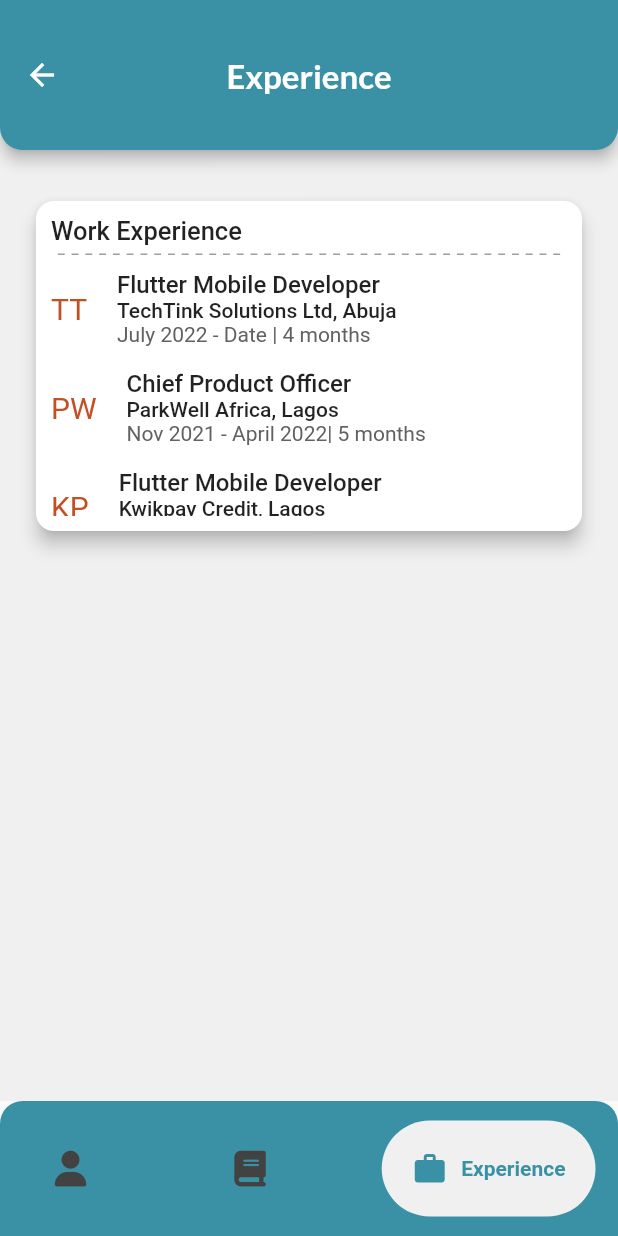
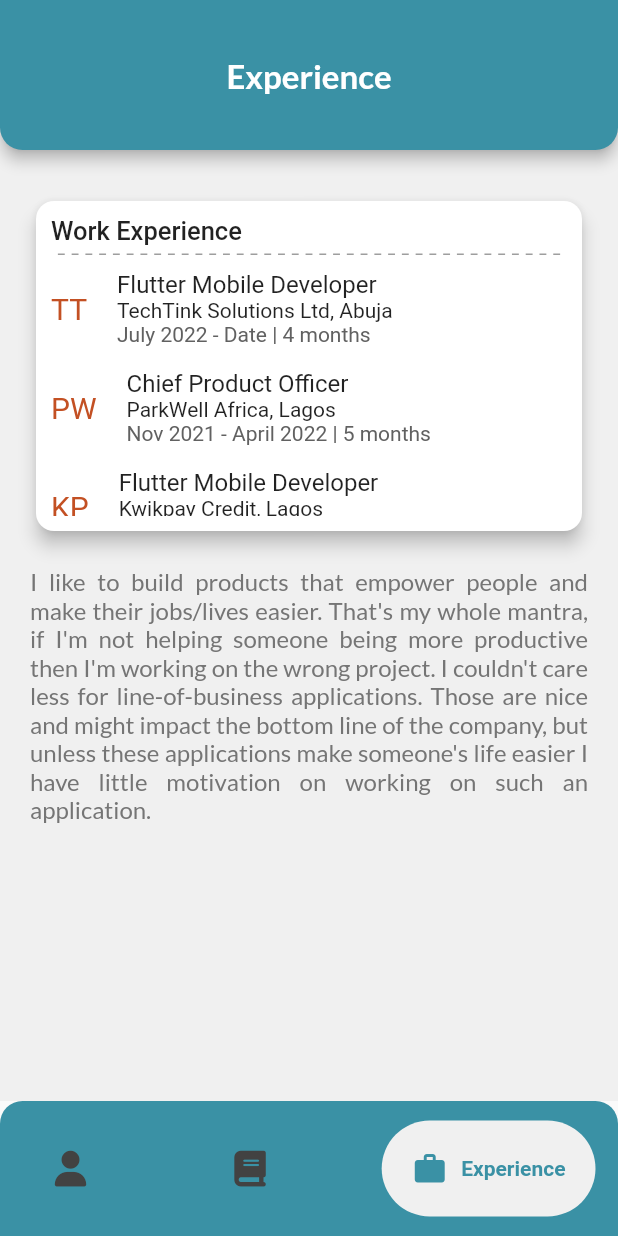
Before and after one commit to OstrichFarmer/mobile_cv, a Flutter app: the screen it shows after launch, item 3 of the bottom bar chosen, on a phone screen of 412 x 824 dp. Run offline on Flutter 3.47's test engine with Material 2 defaults, Android fonts, the light colour scheme and no system bars; drawn by our look-alikes of google_nav_bar; our stand-ins replace font_awesome_flutter, google_fonts; Roboto replaces fonts that are missing (Aclonica).

Commit message:
finished the experience screen

```diff
--- a/lib/google_navigation.dart
+++ b/lib/google_navigation.dart
@@ -14,18 +14,18 @@
 }
 
 class _GoogleNavBarState extends State<GoogleNavBar> {
-  @override
   int _selectIndex = 0;
 
-  static final List<Widget> _NavScreen = <Widget>[
+  static final List<Widget> _navScreen = <Widget>[
     const ProfileScreen(),
     const EducationScreen(),
     const ExperienceScreen(),
   ];
 
+  @override
   Widget build(BuildContext context) {
     return Scaffold(
-      body: _NavScreen.elementAt(_selectIndex),
+      body: _navScreen.elementAt(_selectIndex),
       bottomNavigationBar: Container(
         decoration: const BoxDecoration(
             color: AppColors.prussianBlue,
--- a/lib/main.dart
+++ b/lib/main.dart
@@ -1,6 +1,5 @@
 import 'package:flutter/material.dart';
 import 'package:mobile_cv/google_navigation.dart';
-import 'package:mobile_cv/screens/experience_screen.dart';
 
 void main() {
   runApp(const MyApp());
--- a/lib/screens/experience_screen.dart
+++ b/lib/screens/experience_screen.dart
@@ -11,7 +11,7 @@
     return Scaffold(
       backgroundColor: AppColors.lightGrey,
       appBar: AppBar(
-        leading: const Icon(Icons.arrow_back),
+        //leading: const Icon(Icons.arrow_back),
         centerTitle: true,
         title: Text(
           'Experience',
@@ -66,7 +66,7 @@
                                   ),
                                 )),
                       ),
-                      SizedBox(
+                      const SizedBox(
                         height: 10,
                       ),
                       Row(
@@ -84,12 +84,12 @@
                               const Text(
                                 'Flutter Mobile Developer',
                                 style: TextStyle(
-                                    fontWeight: FontWeight.w500, fontSize: 16),
+                                    fontWeight: FontWeight.w400, fontSize: 16),
                               ),
                               const Text(
                                 'TechTink Solutions Ltd, Abuja',
                                 style: TextStyle(
-                                    fontSize: 14, fontWeight: FontWeight.w500),
+                                    fontSize: 14, fontWeight: FontWeight.w400),
                               ),
                               Text(
                                 'July 2022 - Date | 4 months',
@@ -117,15 +117,15 @@
                               const Text(
                                 'Chief Product Officer',
                                 style: TextStyle(
-                                    fontWeight: FontWeight.w500, fontSize: 16),
+                                    fontWeight: FontWeight.w400, fontSize: 16),
                               ),
                               const Text(
                                 'ParkWell Africa, Lagos',
                                 style: TextStyle(
-                                    fontWeight: FontWeight.w500, fontSize: 14),
+                                    fontWeight: FontWeight.w400, fontSize: 14),
                               ),
                               Text(
-                                'Nov 2021 - April 2022| 5 months',
+                                'Nov 2021 - April 2022 | 5 months',
                                 style: TextStyle(color: Colors.grey.shade700),
                               )
                             ],
@@ -147,15 +147,15 @@
                               const Text(
                                 'Flutter Mobile Developer',
                                 style: TextStyle(
-                                    fontWeight: FontWeight.w500, fontSize: 16),
+                                    fontWeight: FontWeight.w400, fontSize: 16),
                               ),
                               const Text(
                                 'Kwikpay Credit, Lagos',
                                 style: TextStyle(
-                                    fontWeight: FontWeight.w500, fontSize: 14),
+                                    fontWeight: FontWeight.w400, fontSize: 14),
                               ),
                               Text(
-                                'Aug 2022 - Nov 2021',
+                                'Aug 2022 - Nov 2021| 3.5 months',
                                 style: TextStyle(color: Colors.grey.shade700),
                               )
                             ],
@@ -165,6 +165,15 @@
                     ],
                   ),
                 ),
+              ),
+              const SizedBox(
+                height: 20,
+              ),
+              Text(
+                "I like to build products that empower people and make their jobs/lives easier. That's my whole mantra, if I'm not helping someone being more productive then I'm working on the wrong project. I couldn't care less for line-of-business applications. Those are nice and might impact the bottom line of the company, but unless these applications make someone's life easier I have little motivation on working on such an application.",
+                style:
+                    GoogleFonts.lato(fontSize: 16, color: Colors.grey.shade600),
+                textAlign: TextAlign.justify,
               )
             ],
           ),
```
